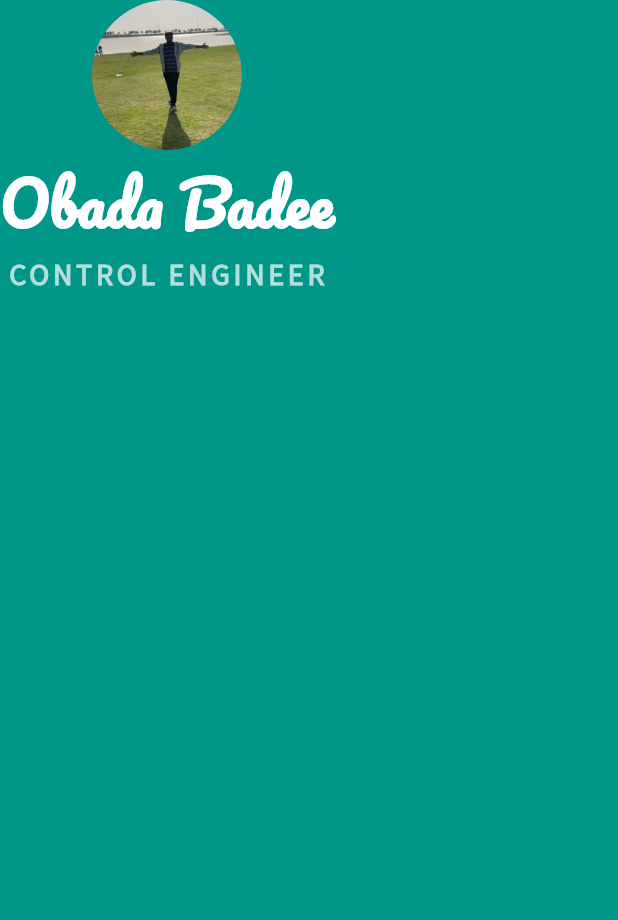
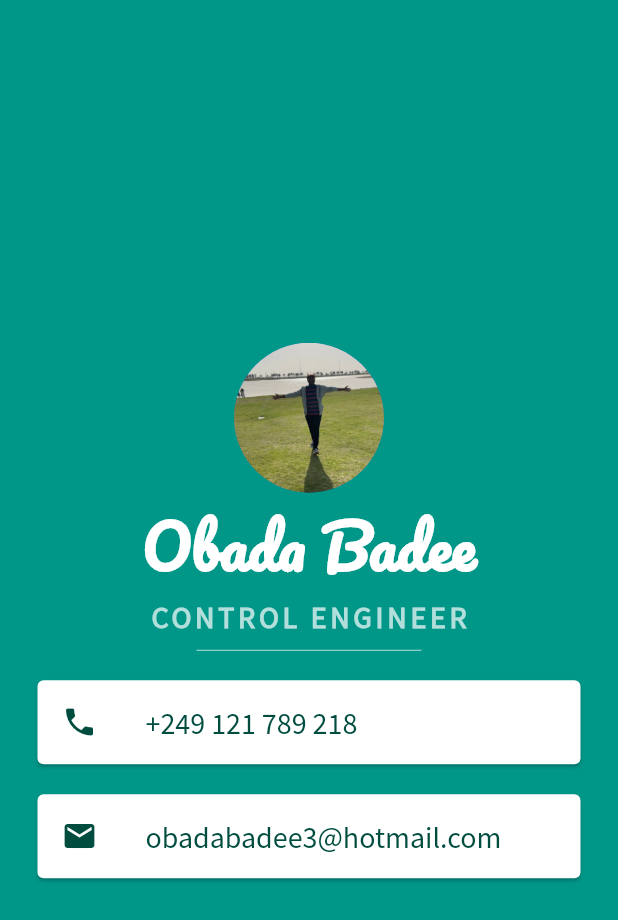
Before and after one commit to Obada-Badee/Udemy_mi_card, a Flutter app: the screen it shows after launch, on a phone screen of 412 x 824 dp. Shown: the top 920 px of the screen. Run offline on Flutter 3.47's test engine with Material 2 defaults, Android fonts, the phone set to English and light mode, and no system bars.

Commit message:
finished project

```diff
--- a/lib/main.dart
+++ b/lib/main.dart
@@ -18,6 +18,7 @@ class MyApp extends StatelessWidget {
         backgroundColor: Colors.teal,
         body: SafeArea(
             child: Column(
+          mainAxisAlignment: MainAxisAlignment.center,
           // ignore: prefer_const_literals_to_create_immutables
           children: [
             CircleAvatar(
@@ -35,12 +36,62 @@ class MyApp extends StatelessWidget {
             Text(
               'CONTROL ENGINEER',
               style: TextStyle(
-                  color: Colors.teal[100],
-                  fontSize: 20.0,
-                  fontWeight: FontWeight.bold,
-                  fontFamily: 'Source San Pro',
-                  letterSpacing: 2.5),
-            )
+                color: Colors.teal[100],
+                fontSize: 20.0,
+                fontWeight: FontWeight.bold,
+                fontFamily: 'Source San Pro',
+                letterSpacing: 2.5,
+              ),
+            ),
+            SizedBox(
+              height: 20.0,
+              width: 150.0,
+              child: Divider(
+                color: Colors.teal[100],
+              ),
+            ),
+            Card(
+              color: Colors.white,
+              margin: EdgeInsets.symmetric(
+                vertical: 10.0,
+                horizontal: 25.0,
+              ),
+              child: ListTile(
+                leading: Icon(
+                  Icons.phone,
+                  color: Colors.teal[900],
+                ),
+                title: Text(
+                  "+249 121 789 218 ",
+                  style: TextStyle(
+                    fontFamily: 'Source San Pro',
+                    color: Colors.teal[900],
+                    fontSize: 20.0,
+                  ),
+                ),
+              ),
+            ),
+            Card(
+              color: Colors.white,
+              margin: EdgeInsets.symmetric(
+                vertical: 10.0,
+                horizontal: 25.0,
+              ),
+              child: ListTile(
+                leading: Icon(
+                  Icons.mail,
+                  color: Colors.teal[900],
+                ),
+                title: Text(
+                  "obadabadee3@hotmail.com",
+                  style: TextStyle(
+                    fontFamily: 'Source San Pro',
+                    color: Colors.teal[900],
+                    fontSize: 20.0,
+                  ),
+                ),
+              ),
+            ),
           ],
         )),
       ),
```
